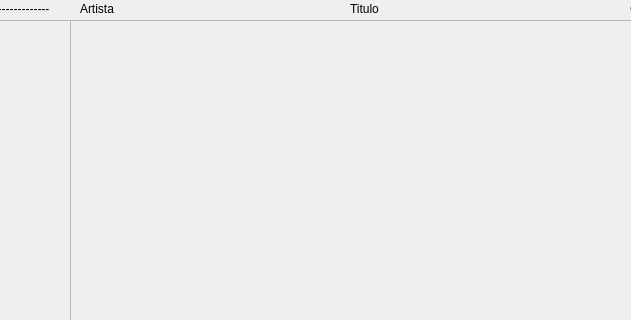
The window that testP/mainwindow.ui (Daval03/Project-OdisseyRadio) describes before a commit, drawn with Qt 5; both pictures show x 90 to 721 and y 0 to 320 of the 1263 by 542 pixel window.
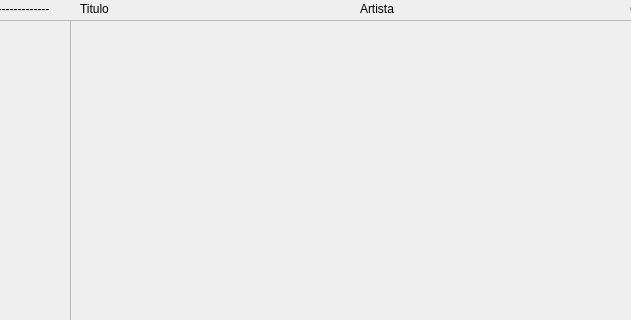
The same window after the commit.

Patch:
```diff
--- a/testP/mainwindow.ui
+++ b/testP/mainwindow.ui
@@ -230,19 +230,6 @@
      </item>
     </layout>
    </widget>
-   <widget class="QLabel" name="label_4">
-    <property name="geometry">
-     <rect>
-      <x>170</x>
-      <y>0</y>
-      <width>261</width>
-      <height>17</height>
-     </rect>
-    </property>
-    <property name="text">
-     <string>Artista</string>
-    </property>
-   </widget>
    <widget class="QLabel" name="label_5">
     <property name="geometry">
      <rect>
@@ -259,7 +246,7 @@
    <widget class="QLabel" name="label_6">
     <property name="geometry">
      <rect>
-      <x>440</x>
+      <x>170</x>
       <y>0</y>
       <width>201</width>
       <height>17</height>
@@ -282,6 +269,19 @@
      <string>-----------------------------------</string>
     </property>
    </widget>
+   <widget class="QLabel" name="label_4">
+    <property name="geometry">
+     <rect>
+      <x>450</x>
+      <y>0</y>
+      <width>181</width>
+      <height>17</height>
+     </rect>
+    </property>
+    <property name="text">
+     <string>Artista</string>
+    </property>
+   </widget>
   </widget>
   <widget class="QStatusBar" name="statusbar"/>
  </widget>
```
